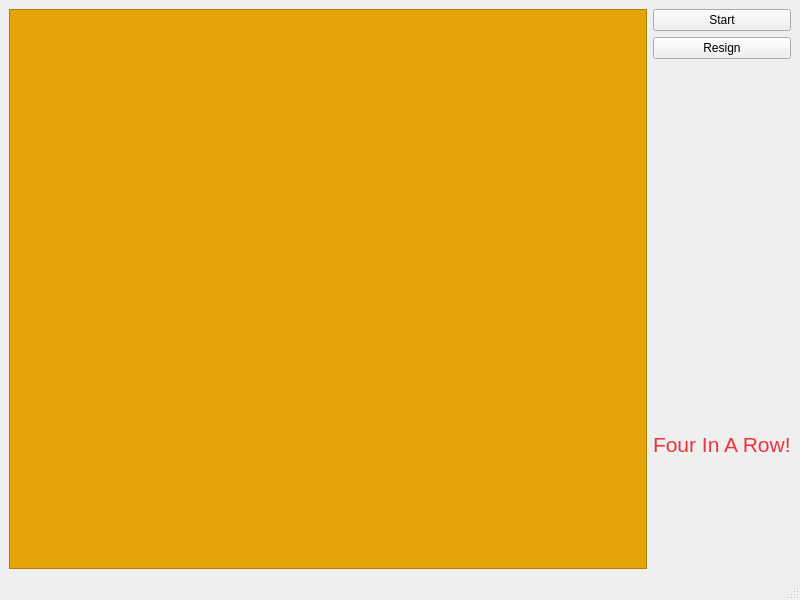
Above: testBoard/mainwindow.ui from CharlieVinnie/RandGomoku before the change. Below: the same form after it.
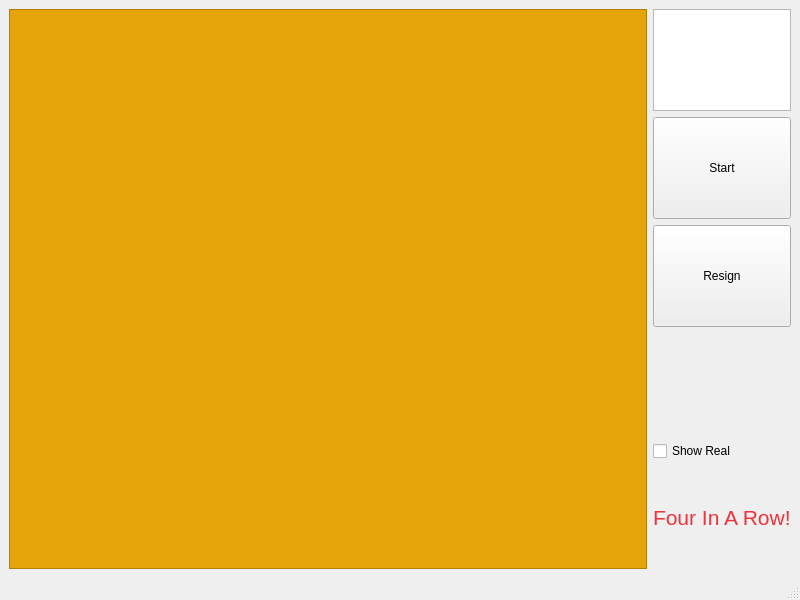
That is the form after the change.

Commit message: Add turn indicator, show real checkbox, and turn change signal

Diff of the .ui file:
```diff
--- a/testBoard/mainwindow.ui
+++ b/testBoard/mainwindow.ui
@@ -23,16 +23,47 @@
      </widget>
     </item>
     <item>
-     <layout class="QVBoxLayout" name="verticalLayout" stretch="0,0,0,0">
+     <layout class="QVBoxLayout" name="verticalLayout">
+      <item>
+       <widget class="QGraphicsView" name="turnView">
+        <property name="sizePolicy">
+         <sizepolicy hsizetype="Preferred" vsizetype="Preferred">
+          <horstretch>0</horstretch>
+          <verstretch>0</verstretch>
+         </sizepolicy>
+        </property>
+        <property name="sizeAdjustPolicy">
+         <enum>QAbstractScrollArea::SizeAdjustPolicy::AdjustToContents</enum>
+        </property>
+       </widget>
+      </item>
       <item>
        <widget class="QPushButton" name="start_button">
+        <property name="sizePolicy">
+         <sizepolicy hsizetype="Minimum" vsizetype="Preferred">
+          <horstretch>0</horstretch>
+          <verstretch>0</verstretch>
+         </sizepolicy>
+        </property>
         <property name="text">
          <string>Start</string>
         </property>
+        <property name="iconSize">
+         <size>
+          <width>16</width>
+          <height>16</height>
+         </size>
+        </property>
        </widget>
       </item>
       <item>
        <widget class="QPushButton" name="resign_button">
+        <property name="sizePolicy">
+         <sizepolicy hsizetype="Minimum" vsizetype="Preferred">
+          <horstretch>0</horstretch>
+          <verstretch>0</verstretch>
+         </sizepolicy>
+        </property>
         <property name="text">
          <string>Resign</string>
         </property>
@@ -45,6 +76,13 @@
         </property>
        </widget>
       </item>
+      <item>
+       <widget class="QCheckBox" name="show_real_checkbox">
+        <property name="text">
+         <string>Show Real</string>
+        </property>
+       </widget>
+      </item>
       <item>
        <widget class="QLabel" name="label">
         <property name="text">
```
The commit also changes 2 other files.
